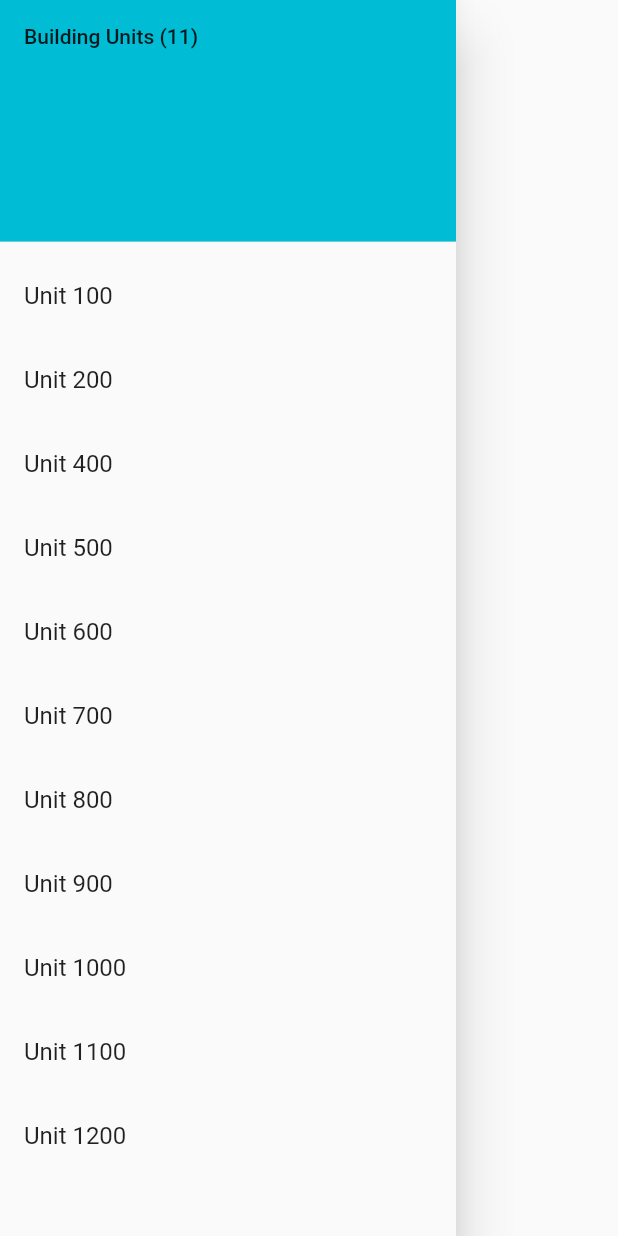
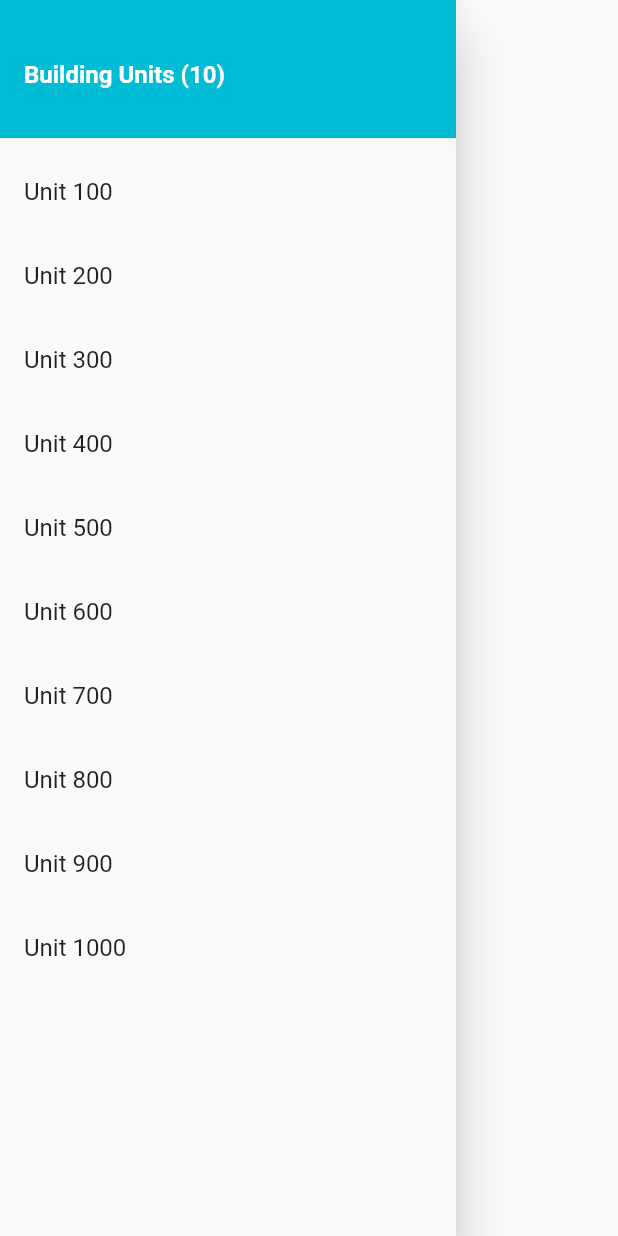
Before and after one commit to lib3rate/thermostat-native, a Flutter app: the DrawerComponent widget shown alone on an empty page, opened directly, on a phone screen of 412 x 824 dp. Run offline on Flutter 3.47's test engine with Material 2 defaults, Android fonts, the phone set to English and light mode, and no system bars; network calls fail.

Commit message:
Update drawer header styling

```diff
--- a/lib/components/Drawer/drawer.dart
+++ b/lib/components/Drawer/drawer.dart
@@ -12,15 +12,14 @@ class _DrawerState extends State<DrawerComponent> {
   var units = [
     'Unit 100',
     'Unit 200',
+    'Unit 300',
     'Unit 400',
     'Unit 500',
     'Unit 600',
     'Unit 700',
     'Unit 800',
     'Unit 900',
-    'Unit 1000',
-    'Unit 1100',
-    'Unit 1200'
+    'Unit 1000'
   ];
 
   List<Widget> buildUnits() {
@@ -40,13 +39,25 @@ class _DrawerState extends State<DrawerComponent> {
       child: ListView(
         padding: EdgeInsets.zero,
         children: <Widget>[
-          DrawerHeader(
+          Container(
+            height: 100,
+            child: DrawerHeader(
               decoration: BoxDecoration(
                 color: Colors.cyan,
               ),
-              child: Text('Building Units (${units.length})')),
+              child: Align(
+                alignment: Alignment.centerLeft,
+                child: Text(
+                  'Building Units (${units.length})',
+                  style: TextStyle(
+                      color: Colors.white,
+                      fontSize: 16,
+                      fontWeight: FontWeight.bold),
+                ),
+              ),
+            ),
+          ),
           Column(children: buildUnits()),
-          // Column(children: units.map((unit) => ListTile(title: Text(unit))).toList()),
         ],
       ),
     );
```
